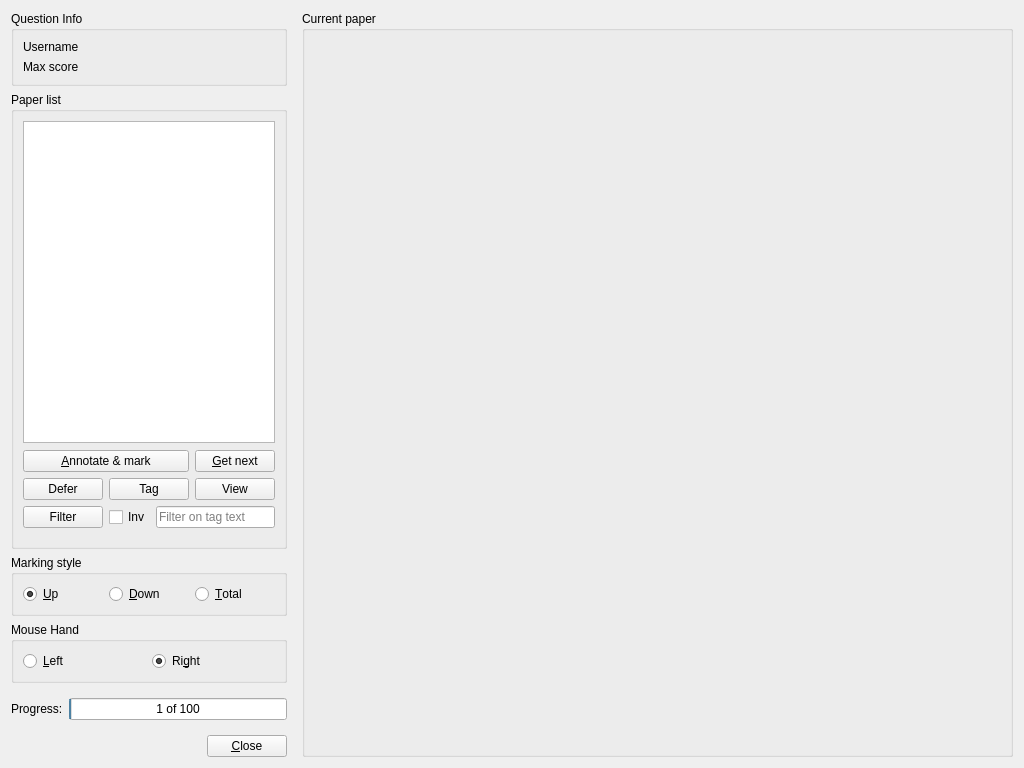
plomgrading/plom, file qtCreatorFiles/ui_marker.ui: the form before one commit.
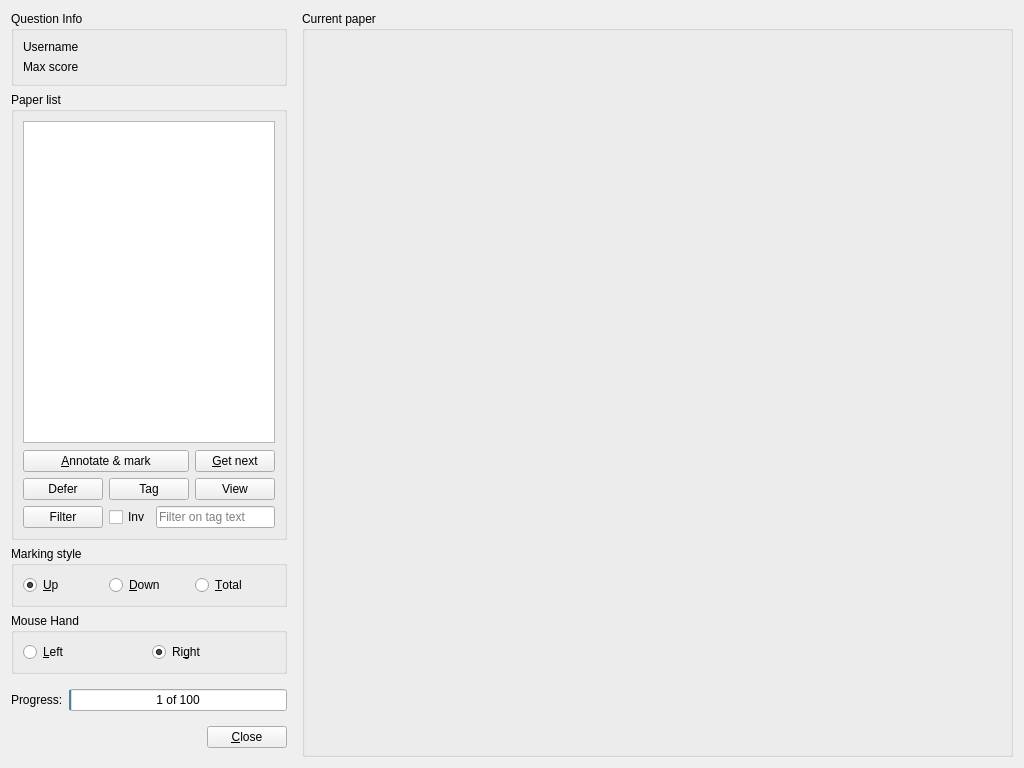
The form after the commit. Custom widgets are drawn as their Qt base class.

Commit message: marker: minor margin tweak

What changed in the file:
```diff
--- a/qtCreatorFiles/ui_marker.ui
+++ b/qtCreatorFiles/ui_marker.ui
@@ -32,9 +32,6 @@
       <property name="topMargin">
        <number>0</number>
       </property>
-      <property name="bottomMargin">
-       <number>0</number>
-      </property>
       <item>
        <widget class="QGroupBox" name="infoBox">
         <property name="title">
@@ -186,6 +183,9 @@
             <property name="rightMargin">
              <number>0</number>
             </property>
+            <property name="bottomMargin">
+             <number>0</number>
+            </property>
             <item>
              <widget class="QPushButton" name="filterButton">
               <property name="focusPolicy">
```
The commit also changes 1 other file.
